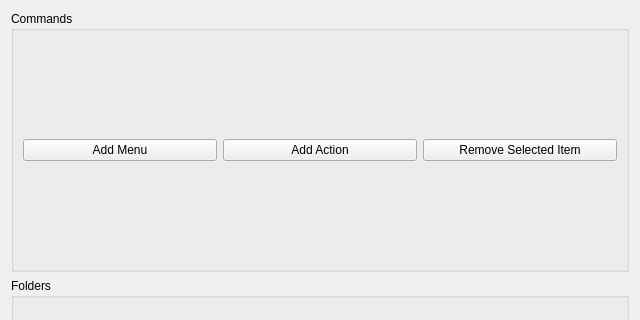
Before: the Qt Designer form settings.ui in g-fb/quickaccess, drawn with Qt 5; both pictures show x 0 to 640 and y 0 to 320 of the 640 by 550 pixel window.
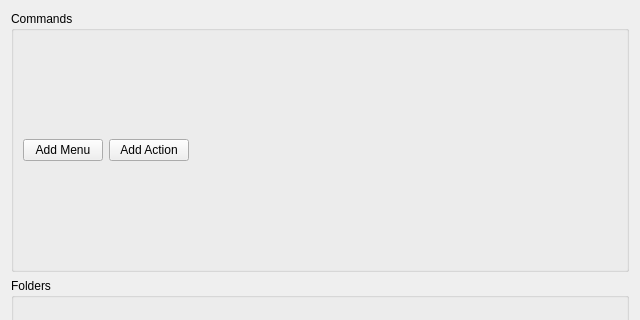
After: the same form once the commit is applied. Custom widgets are drawn as their Qt base class.

Commit message: - remove button to remove commands from tree - small code changes

```diff
--- a/settings.ui
+++ b/settings.ui
@@ -37,11 +37,17 @@
          </widget>
         </item>
         <item>
-         <widget class="QPushButton" name="removeTreeItem">
-          <property name="text">
-           <string>Remove Selected Item</string>
+         <spacer name="horizontalSpacer">
+          <property name="orientation">
+           <enum>Qt::Horizontal</enum>
           </property>
-         </widget>
+          <property name="sizeHint" stdset="0">
+           <size>
+            <width>40</width>
+            <height>20</height>
+           </size>
+          </property>
+         </spacer>
         </item>
        </layout>
       </item>
```
The commit also changes 2 other files.
